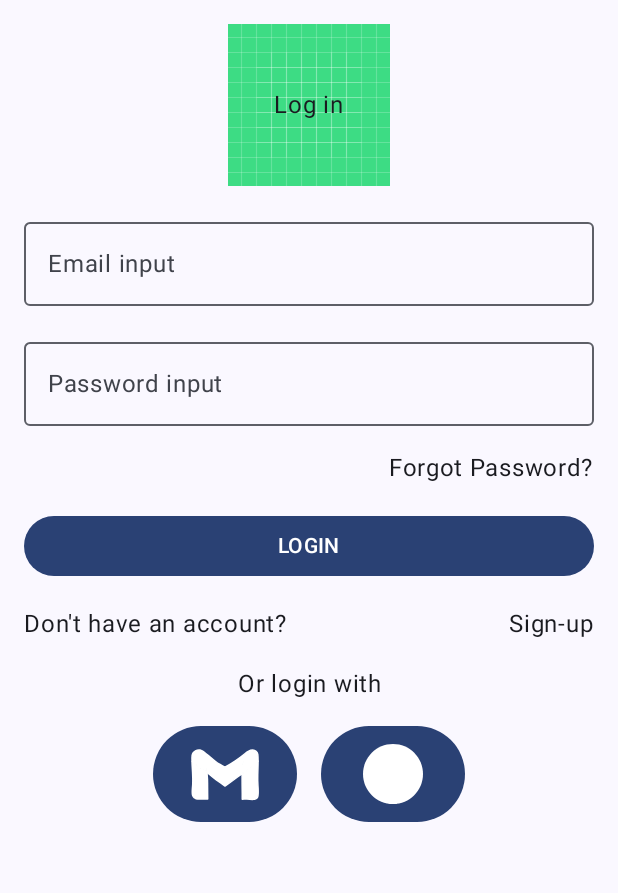
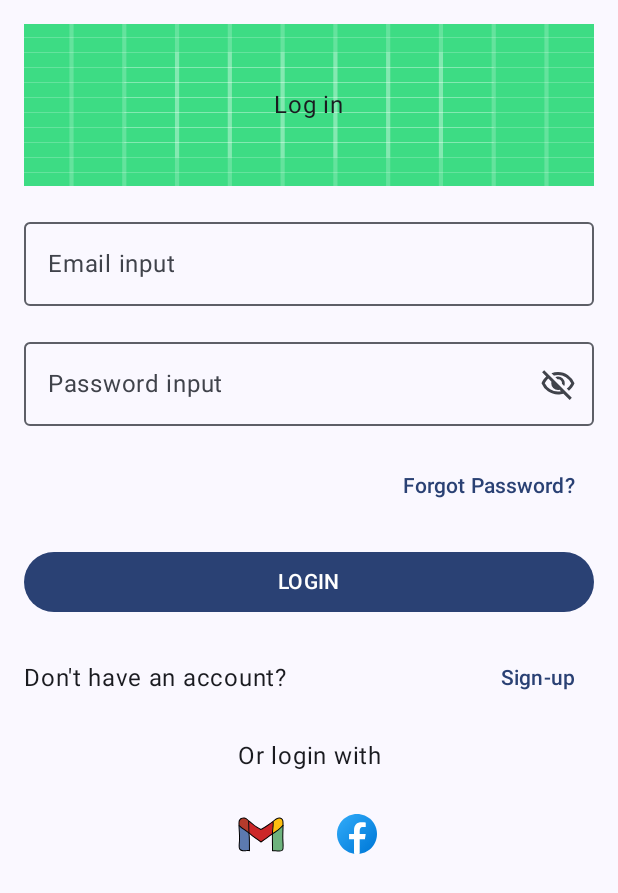
Before and after one commit to ilima12091/desarrollo-android, an Android app built with Jetpack Compose: the screen it shows after launch (MainActivity), on a phone screen of 412 x 824 dp. Shown: the top 893 px of the screen. Run offline under Robolectric (Android 15) with nearby library versions, the phone set to English and light mode, and no system bars.

Commit message:
Se agregan mejoras a la pantalla de login

```diff
--- a/ProyectoInicial/app/src/main/java/com/example/proyectoinicial/MainActivity.kt
+++ b/ProyectoInicial/app/src/main/java/com/example/proyectoinicial/MainActivity.kt
@@ -1,12 +1,10 @@
 package com.example.proyectoinicial
 
-import android.graphics.Paint.Align
 import android.os.Bundle
 import androidx.activity.ComponentActivity
 import androidx.activity.compose.setContent
 import androidx.activity.enableEdgeToEdge
 import androidx.compose.foundation.Image
-import androidx.compose.foundation.background
 import androidx.compose.foundation.layout.Arrangement
 import androidx.compose.foundation.layout.Box
 import androidx.compose.foundation.layout.Column
@@ -14,16 +12,25 @@ import androidx.compose.foundation.layout.Row
 import androidx.compose.foundation.layout.fillMaxSize
 import androidx.compose.foundation.layout.fillMaxWidth
 import androidx.compose.foundation.layout.padding
+import androidx.compose.foundation.layout.size
 import androidx.compose.material3.Button
 import androidx.compose.material3.Icon
+import androidx.compose.material3.IconButton
 import androidx.compose.material3.OutlinedTextField
 import androidx.compose.material3.Scaffold
 import androidx.compose.material3.Text
+import androidx.compose.material3.TextButton
 import androidx.compose.runtime.Composable
+import androidx.compose.runtime.getValue
+import androidx.compose.runtime.mutableStateOf
+import androidx.compose.runtime.remember
+import androidx.compose.runtime.setValue
 import androidx.compose.ui.Alignment
 import androidx.compose.ui.Modifier
-import androidx.compose.ui.graphics.Color
+import androidx.compose.ui.layout.ContentScale
 import androidx.compose.ui.res.painterResource
+import androidx.compose.ui.text.input.PasswordVisualTransformation
+import androidx.compose.ui.text.input.VisualTransformation
 import androidx.compose.ui.text.style.TextAlign
 import androidx.compose.ui.tooling.preview.Preview
 import androidx.compose.ui.unit.dp
@@ -47,25 +54,84 @@ class MainActivity : ComponentActivity() {
 
 @Composable
 fun LoginScreen(modifier: Modifier = Modifier) {
-    Column(modifier = modifier.padding(16.dp), horizontalAlignment = Alignment.CenterHorizontally, verticalArrangement = Arrangement.spacedBy(16.dp)) {
+    var email by remember { mutableStateOf("") }
+    var password by remember { mutableStateOf("") }
+    var passwordVisible by remember { mutableStateOf(false) }
+
+    Column(
+        modifier = modifier.padding(16.dp),
+        horizontalAlignment = Alignment.CenterHorizontally,
+        verticalArrangement = Arrangement.spacedBy(16.dp)
+    ) {
         LoginLogo(modifier = Modifier.fillMaxWidth())
-        OutlinedTextField(modifier = Modifier.fillMaxWidth(), value = "", onValueChange = {}, label = { Text(text = "Email input")})
-        OutlinedTextField(modifier = Modifier.fillMaxWidth(), value = "", onValueChange = {}, label = {Text(text = "Password input")})
-        Text(text = "Forgot Password?", modifier = Modifier.align(Alignment.End))
-        Button(onClick = { /*TODO*/ }, modifier = Modifier.fillMaxWidth()) {
+        OutlinedTextField(
+            modifier = Modifier.fillMaxWidth(),
+            value = email,
+            onValueChange = { email = it },
+            label = { Text(text = "Email input") })
+        OutlinedTextField(
+            modifier = Modifier.fillMaxWidth(),
+            value = password,
+            onValueChange = { password = it },
+            label = { Text(text = "Password input") },
+            visualTransformation = if (passwordVisible) VisualTransformation.None else PasswordVisualTransformation(),
+            trailingIcon = {
+                val image = if (passwordVisible)
+                    painterResource(id = R.drawable.ic_visibility)
+                else
+                    painterResource(id = R.drawable.ic_visibility_off)
+
+                IconButton(onClick = { passwordVisible = !passwordVisible }) {
+                    Icon(
+                        painter = image,
+                        contentDescription = if (passwordVisible) "Hide password" else "Show password"
+                    )
+                }
+            }
+        )
+        TextButton(onClick = { /*TODO*/ }, modifier = Modifier.align(Alignment.End)) {
+            Text(text = "Forgot Password?")
+        }
+        Button(onClick = {
+            email = ""
+            password = ""
+        }, modifier = Modifier.fillMaxWidth()) {
             Text(text = "LOGIN")
         }
-        Row(modifier = Modifier.fillMaxWidth(), horizontalArrangement = Arrangement.SpaceBetween) {
+        Row(
+            modifier = Modifier.fillMaxWidth(),
+            horizontalArrangement = Arrangement.SpaceBetween,
+            verticalAlignment = Alignment.CenterVertically
+        ) {
             Text(text = "Don't have an account?")
-            Text(text = "Sign-up")
+            TextButton(onClick = { /*TODO*/ }) {
+                Text(text = "Sign-up")
+            }
         }
-        Text(text = "Or login with", textAlign = TextAlign.Center, modifier = Modifier.fillMaxWidth())
-        Row(modifier = Modifier.fillMaxWidth(), horizontalArrangement = Arrangement.spacedBy(16.dp, Alignment.CenterHorizontally)) {
-            Button(onClick = { /*TODO*/ } ) {
-                Icon(painter = painterResource(id = R.drawable.icon_gmail), contentDescription = "Gmail logo")
+        Text(
+            text = "Or login with",
+            textAlign = TextAlign.Center,
+            modifier = Modifier.fillMaxWidth()
+        )
+        Row(
+            modifier = Modifier.fillMaxWidth(),
+            horizontalArrangement = Arrangement.spacedBy(16.dp, Alignment.CenterHorizontally)
+        ) {
+            IconButton(onClick = { /*TODO*/ }) {
+                Image(
+                    painter = painterResource(id = R.drawable.icon_gmail),
+                    contentDescription = "Gmail icon",
+                    modifier = Modifier.size(32.dp)
+                )
             }
-            Button(onClick = { /*TODO*/ }) {
-                Icon(painter = painterResource(id = R.drawable.icon_facebook), contentDescription = "Facebook logo")
+            IconButton(onClick = { /*TODO*/ }) {
+                Image(
+                    painter = painterResource(
+                        id = R.drawable.icon_facebook
+                    ),
+                    contentDescription = "Facebook logo",
+                    modifier = Modifier.size(32.dp)
+                )
             }
         }
     }
@@ -73,8 +139,15 @@ fun LoginScreen(modifier: Modifier = Modifier) {
 
 @Composable
 fun LoginLogo(modifier: Modifier = Modifier) {
-    Box(modifier = modifier, ) {
-        Image(painter = painterResource(id = R.drawable.ic_launcher_background), contentDescription = "Login logo",  modifier = Modifier.align(Alignment.Center))
+    Box(modifier = Modifier.fillMaxWidth()) {
+        Image(
+            painter = painterResource(id = R.drawable.ic_launcher_background),
+            contentDescription = "Login logo",
+            modifier = Modifier
+                .align(Alignment.Center)
+                .fillMaxWidth(),
+            contentScale = ContentScale.FillBounds
+        )
         Text(text = "Log in", modifier = Modifier.align(Alignment.Center))
     }
 }
--- /dev/null
+++ b/ProyectoInicial/app/src/main/res/drawable/ic_visibility.xml
@@ -0,0 +1,9 @@
+<vector xmlns:android="http://schemas.android.com/apk/res/android"
+    android:width="24dp"
+    android:height="24dp"
+    android:viewportWidth="960"
+    android:viewportHeight="960">
+  <path
+      android:pathData="M480,640q75,0 127.5,-52.5T660,460q0,-75 -52.5,-127.5T480,280q-75,0 -127.5,52.5T300,460q0,75 52.5,127.5T480,640ZM480,568q-45,0 -76.5,-31.5T372,460q0,-45 31.5,-76.5T480,352q45,0 76.5,31.5T588,460q0,45 -31.5,76.5T480,568ZM480,760q-146,0 -266,-81.5T40,460q54,-137 174,-218.5T480,160q146,0 266,81.5T920,460q-54,137 -174,218.5T480,760ZM480,460ZM480,680q113,0 207.5,-59.5T832,460q-50,-101 -144.5,-160.5T480,240q-113,0 -207.5,59.5T128,460q50,101 144.5,160.5T480,680Z"
+      android:fillColor="#e8eaed"/>
+</vector>
--- /dev/null
+++ b/ProyectoInicial/app/src/main/res/drawable/ic_visibility_off.xml
@@ -0,0 +1,9 @@
+<vector xmlns:android="http://schemas.android.com/apk/res/android"
+    android:width="24dp"
+    android:height="24dp"
+    android:viewportWidth="960"
+    android:viewportHeight="960">
+  <path
+      android:pathData="m644,532 l-58,-58q9,-47 -27,-88t-93,-32l-58,-58q17,-8 34.5,-12t37.5,-4q75,0 127.5,52.5T660,460q0,20 -4,37.5T644,532ZM772,658 L714,602q38,-29 67.5,-63.5T832,460q-50,-101 -143.5,-160.5T480,240q-29,0 -57,4t-55,12l-62,-62q41,-17 84,-25.5t90,-8.5q151,0 269,83.5T920,460q-23,59 -60.5,109.5T772,658ZM792,904L624,738q-35,11 -70.5,16.5T480,760q-151,0 -269,-83.5T40,460q21,-53 53,-98.5t73,-81.5L56,168l56,-56 736,736 -56,56ZM222,336q-29,26 -53,57t-41,67q50,101 143.5,160.5T480,680q20,0 39,-2.5t39,-5.5l-36,-38q-11,3 -21,4.5t-21,1.5q-75,0 -127.5,-52.5T300,460q0,-11 1.5,-21t4.5,-21l-84,-82ZM541,429ZM390,504Z"
+      android:fillColor="#e8eaed"/>
+</vector>
```
